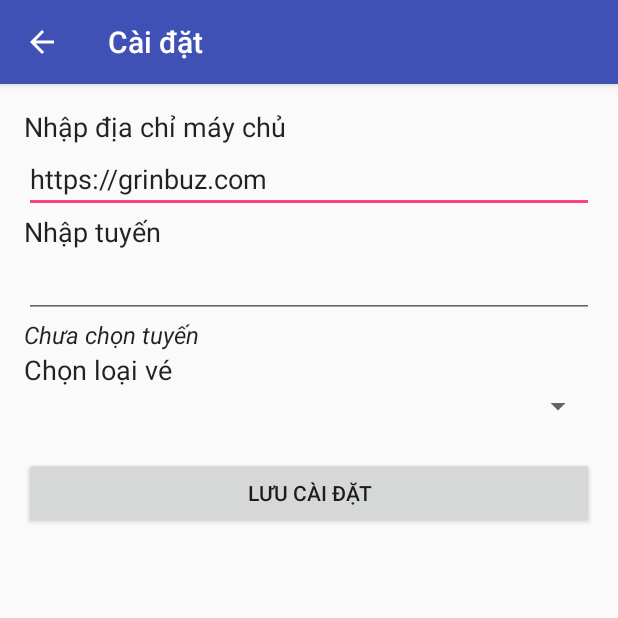
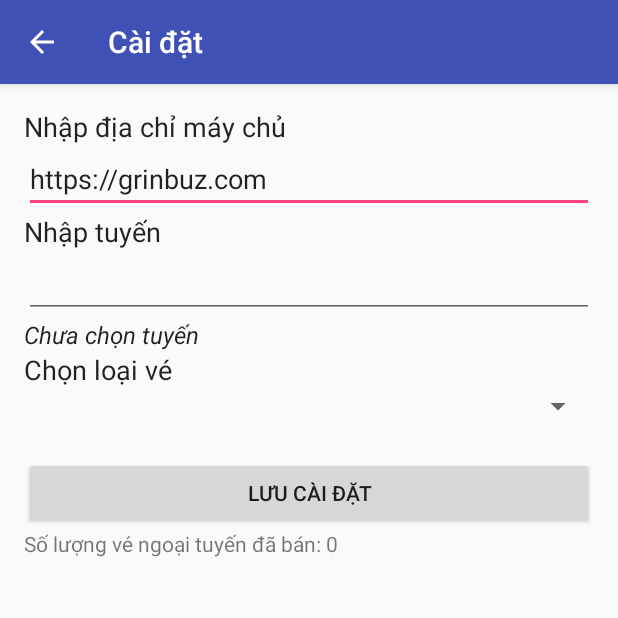
Before and after one commit to dnhoang/GBTS, an Android app: the SettingActivity screen opened directly, with no data from a screen before it, on a phone screen of 412 x 824 dp, the top half of it. Run offline under Robolectric (Android 15) with nearby library versions, the phone set to English and light mode, and no system bars; 1 statement that could not run was skipped.

Commit message:
Hiển thị số lượng vé offline

```diff
--- a/Emulator_App/BusEmulator/app/src/main/java/Util/Utility.java
+++ b/Emulator_App/BusEmulator/app/src/main/java/Util/Utility.java
@@ -35,6 +35,7 @@ import javax.crypto.spec.SecretKeySpec;
     //
 public class Utility {
      //encrypt
+     final String keyAES = "ssshhhhhhhhhhh!!!!";
      private static SecretKeySpec secretKey;
         private static byte[] key;
 
@@ -110,8 +111,8 @@ public class Utility {
         }
 
         public void writeCard(String text, Tag tag) throws IOException, FormatException {
-
-            NdefRecord[] records = { createRecord(text) };
+            String encryptedString = encrypt(text, keyAES) ;
+            NdefRecord[] records = { createRecord(encryptedString) };
             NdefMessage message = new NdefMessage(records);
             Ndef ndef = Ndef.get(tag);
             ndef.connect();
--- a/Emulator_App/BusEmulator/app/src/main/java/com/example/busemulator/SettingActivity.java
+++ b/Emulator_App/BusEmulator/app/src/main/java/com/example/busemulator/SettingActivity.java
@@ -51,6 +51,10 @@ public class SettingActivity extends AppCompatActivity {
         //addPreferencesFromResource(R.xml.setting_preferences);
         final SharedPreferences sharedPreferences = getSharedPreferences(setting, MODE_PRIVATE);
         setContentView(R.layout.activity_setting);
+
+        TextView tvOfflineTicketSold=(TextView)findViewById(R.id.tvOfflineTicketSold);
+        tvOfflineTicketSold.setText("Số lượng vé ngoại tuyến đã bán: "+sharedPreferences.getInt("OfflineTicket",0));
+
         EditText edtHost = (EditText) findViewById(R.id.edtHost);
         edtHost.setText(sharedPreferences.getString("host","https://grinbuz.com"));
         EditText edtRoute=(EditText)findViewById(R.id.edtRoute);
--- a/Emulator_App/BusEmulator/app/src/main/res/layout/activity_setting.xml
+++ b/Emulator_App/BusEmulator/app/src/main/res/layout/activity_setting.xml
@@ -76,4 +76,9 @@
         android:layout_width="match_parent"
         android:layout_height="wrap_content"
         android:id="@+id/btSave" />
+
+    <TextView
+        android:layout_width="match_parent"
+        android:layout_height="wrap_content"
+        android:id="@+id/tvOfflineTicketSold" />
 </LinearLayout>
```
Also changed, not shown: Emulator_App/BusEmulator/app/src/main/res/layout/content_main.xml (deleted, +0 -17 lines).
